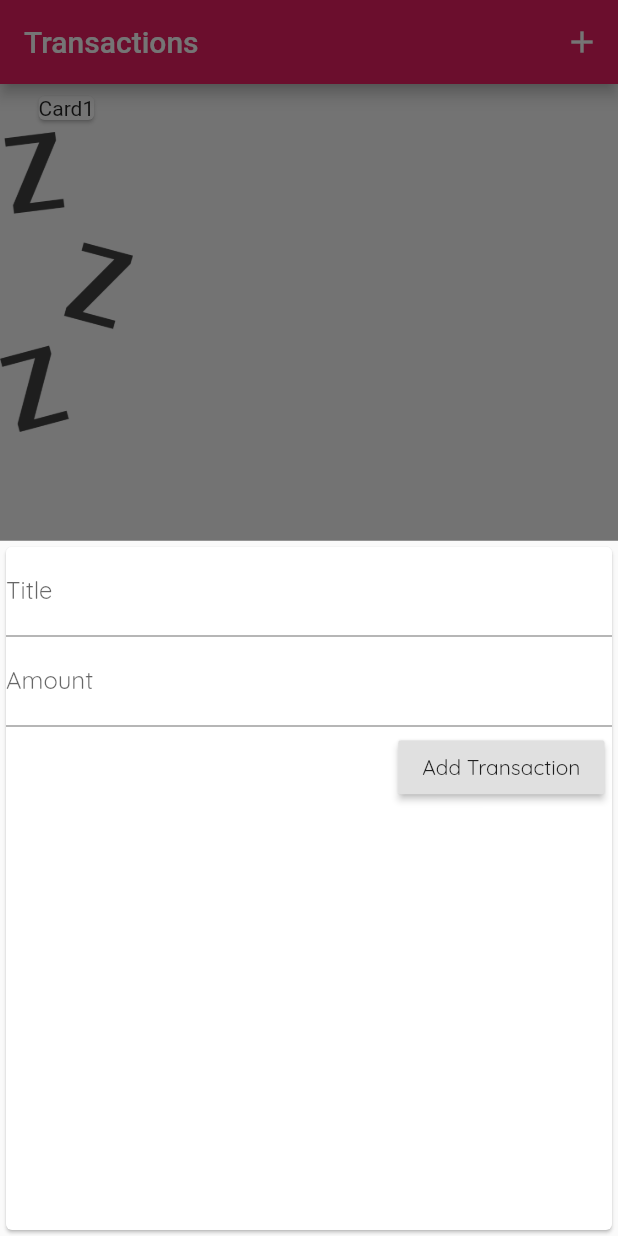
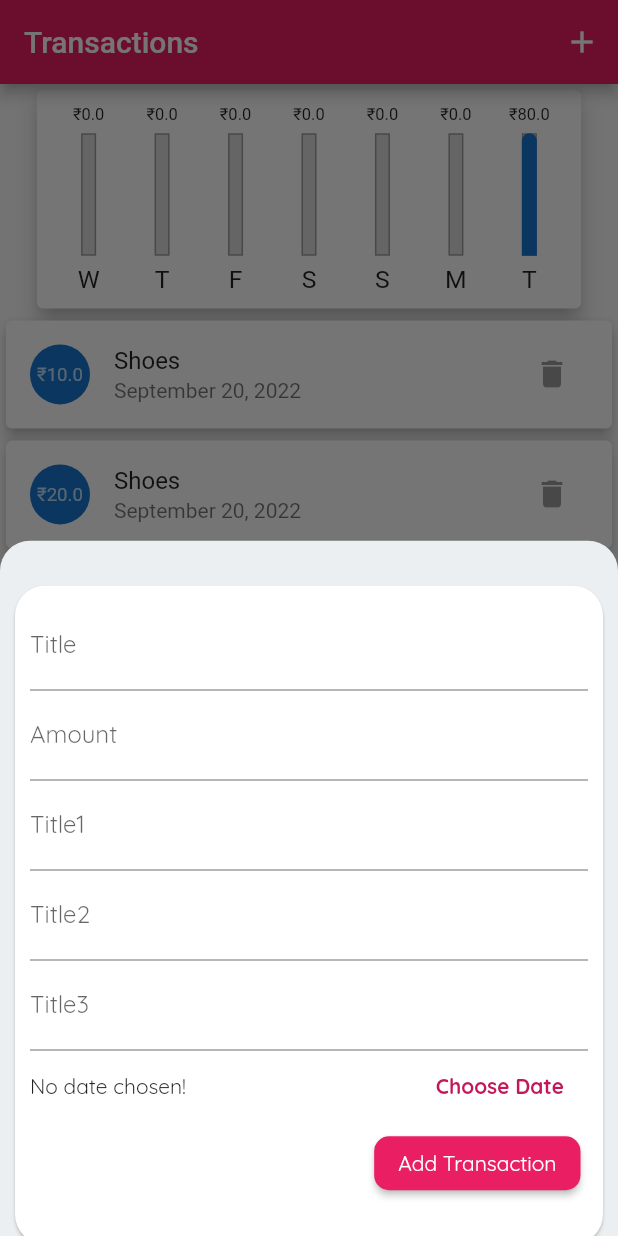
Before and after one commit to rizwanansari630/expense_analyzer, a Flutter app: the screen it shows after launch, after a tap on the "add" icon, on a phone screen of 412 x 824 dp. Run offline on Flutter 3.47's test engine with Material 2 defaults, Android fonts, the phone set to English and light mode, and no system bars.

Commit message:
feat : Use of mediaqury of autolayout

```diff
--- a/lib/main.dart
+++ b/lib/main.dart
@@ -1,16 +1,27 @@
 import 'package:flutter/material.dart';
+import 'package:flutter/services.dart';
+import 'package:flutter_complete_guide/widgets/chart.dart';
 import 'package:flutter_complete_guide/widgets/new_transaction.dart';
+import 'package:intl/intl.dart';
 
 import 'models/transaction_model.dart';
 import 'widgets/transaction_list.dart';
 
 void main() {
+  WidgetsFlutterBinding.ensureInitialized();
+  SystemChrome.setPreferredOrientations(
+      [DeviceOrientation.portraitUp, DeviceOrientation.portraitDown]);
   runApp(MaterialApp(
     title: 'Personal Expenses',
     theme: ThemeData(
       primarySwatch: Colors.pink,
-      accentColor: Colors.green,
+      accentColor: Colors.white,
       fontFamily: 'Quicksand',
+      buttonTheme: ButtonThemeData(
+        buttonColor: Colors.blueAccent,
+        shape: RoundedRectangleBorder(borderRadius: BorderRadius.circular(10)),
+        textTheme: ButtonTextTheme.accent,
+      ),
     ),
     home: Transactions(),
   ));
@@ -23,16 +34,35 @@ class Transactions extends StatefulWidget {
 
 class _TransactionsState extends State<Transactions> {
   final List<Transaction> _transactions = [
-  //   Transaction(id: 't1', amount: 2000, title: 'Shoes', date: DateTime.now()),
-  //   Transaction(id: 't2', amount: 100, title: 'Shirt', date: DateTime.now()),
+    Transaction(id: 't1', amount: 10, title: 'Shoes', date: DateTime.now()),
+    Transaction(id: 't1', amount: 20, title: 'Shoes', date: DateTime.now()),
+    Transaction(
+        id: 't1',
+        amount: 40,
+        title: 'Shoes',
+        date: new DateFormat("yyyy-MM-dd hh:mm:ss")
+            .parse('2022-06-24 15:52:32.733690')),
+    Transaction(
+        id: 't1',
+        amount: 60,
+        title: 'Shoes',
+        date: new DateFormat("yyyy-MM-dd hh:mm:ss")
+            .parse('2022-06-26 15:52:32.733690')),
+    Transaction(
+        id: 't1',
+        amount: 15,
+        title: 'Shoes',
+        date: new DateFormat("yyyy-MM-dd hh:mm:ss")
+            .parse('2022-06-23 15:52:32.733690')),
+    Transaction(id: 't2', amount: 50, title: 'Shirt', date: DateTime.now()),
   ];
 
-  void _addTrxToList(String title, double amount) {
+  void _addTrxToList(String title, double amount, DateTime date) {
     var newTrx = Transaction(
         id: DateTime.now().toString(),
         amount: amount,
         title: title,
-        date: DateTime.now());
+        date: date);
     setState(() {
       _transactions.add(newTrx);
     });
@@ -40,6 +70,9 @@ class _TransactionsState extends State<Transactions> {
 
   void _startAddNewTransaction(BuildContext ctx) {
     showModalBottomSheet(
+        shape: RoundedRectangleBorder(
+            borderRadius: BorderRadius.vertical(top: Radius.circular(20))),
+        backgroundColor: Colors.blueGrey.shade50,
         context: ctx,
         builder: (bCtx) {
           return GestureDetector(
@@ -52,28 +85,39 @@ class _TransactionsState extends State<Transactions> {
 
   @override
   Widget build(BuildContext context) {
+    final isLandscape =
+        MediaQuery.of(context).orientation == Orientation.landscape;
+    print(isLandscape.toString());
+    final appBar = AppBar(
+      backgroundColor: Theme.of(context).primaryColor,
+      title: const Text('Transactions'),
+      actions: [
+        IconButton(
+            onPressed: () => _startAddNewTransaction(context),
+            icon: Icon(Icons.add))
+      ],
+    );
     return MaterialApp(
       home: Scaffold(
-        appBar: AppBar(
-          backgroundColor: Theme.of(context).primaryColor,
-          title: const Text('Transactions'),
-          actions: [
-            IconButton(
-                onPressed: () => _startAddNewTransaction(context),
-                icon: Icon(Icons.add))
-          ],
-        ),
+        appBar: appBar,
         body: SingleChildScrollView(
           child: Column(
             children: [
               Container(
-                margin: EdgeInsets.all(2),
-                padding: EdgeInsets.all(2),
-                child: Card(
-                  child: Text('Card1'),
-                ),
+                height: (MediaQuery.of(context).size.height -
+                        appBar.preferredSize.height -
+                        MediaQuery.of(context).padding.top) *
+                    0.2,
+                width: MediaQuery.of(context).size.width * 0.9,
+                child: ExpenseChart(_transactions),
               ),
-              TransactionList(transactionList: _transactions),
+              Container(
+                height: (MediaQuery.of(context).size.height -
+                        appBar.preferredSize.height -
+                        MediaQuery.of(context).padding.top) *
+                    0.8,
+                child: TransactionList(transactionList: _transactions),
+              )
             ],
           ),
         ),
--- /dev/null
+++ b/lib/models/recent_transactions_model.dart
@@ -0,0 +1,7 @@
+class RecentTransactions {
+  var day;
+  var sumOfDay;
+  var AvgOfDay;
+
+  RecentTransactions({this.day, this.sumOfDay, this.AvgOfDay});
+}
--- /dev/null
+++ b/lib/widgets/chart.dart
@@ -0,0 +1,70 @@
+import 'package:flutter/cupertino.dart';
+import 'package:flutter/material.dart';
+import 'package:intl/intl.dart';
+
+import '../models/recent_transactions_model.dart';
+import '../models/transaction_model.dart';
+import 'chart_bar.dart';
+
+class ExpenseChart extends StatelessWidget {
+  final List<Transaction> recentTransactions;
+  double totalSpending = 0;
+
+  ExpenseChart(this.recentTransactions);
+
+  List<RecentTransactions> get groupedTransactionValues {
+    return List.generate(
+      7,
+      (index) {
+        final weekDay = DateTime.now().subtract(Duration(days: index));
+        print(DateTime.now());
+        double totalSum = 0;
+        for (var i = 0; i < recentTransactions.length; i++) {
+          totalSpending += recentTransactions[i].amount;
+          if (recentTransactions[i].date.day == weekDay.day &&
+              recentTransactions[i].date.month == weekDay.month &&
+              recentTransactions[i].date.year == weekDay.year) {
+            totalSum += recentTransactions[i].amount;
+          }
+        }
+        return RecentTransactions(
+            day: DateFormat.E().format(weekDay).substring(0, 1),
+            sumOfDay: totalSum,
+            AvgOfDay: 0);
+      },
+    ).reversed.toList();
+  }
+
+  double get maxSpending {
+    return groupedTransactionValues.fold(0.0, (sum, item) {
+      return sum += item.sumOfDay;
+    });
+  }
+
+  @override
+  Widget build(BuildContext context) {
+    for (var i = 0; i < groupedTransactionValues.length; i++) {
+      print(
+        "Day : ${groupedTransactionValues[i].day}, Sum : ${groupedTransactionValues[i].sumOfDay}, AvgOfDay : ${groupedTransactionValues[i].AvgOfDay}",
+      );
+    }
+    return Card(
+      elevation: 6,
+      child: Padding(
+        padding: const EdgeInsets.all(10.0),
+        child: Row(
+          mainAxisAlignment: MainAxisAlignment.spaceAround,
+          children: groupedTransactionValues.map((rTx) {
+            return Flexible(
+                fit: FlexFit.tight,
+                child: ChartBar(
+                  rTx.sumOfDay.toString(),
+                  rTx.day,
+                  (rTx.sumOfDay as double) / maxSpending,
+                ));
+          }).toList(),
+        ),
+      ),
+    );
+  }
+}
--- /dev/null
+++ b/lib/widgets/chart_bar.dart
@@ -0,0 +1,65 @@
+import 'package:flutter/cupertino.dart';
+import 'package:flutter/material.dart';
+
+class ChartBar extends StatelessWidget {
+  final String amount;
+  final String day;
+  final double avgOfWeek;
+
+  ChartBar(this.amount, this.day, this.avgOfWeek);
+
+  @override
+  Widget build(BuildContext context) {
+    return LayoutBuilder(
+      builder: ((context, constraints) {
+        return Column(
+          children: [
+            Container(
+              height: constraints.maxHeight * 0.1,
+              child: FittedBox(
+                child: Text('₹$amount'),
+                fit: FittedBox().fit,
+              ),
+            ),
+            SizedBox(
+              height: constraints.maxHeight * 0.05,
+            ),
+            Container(
+              height: constraints.maxHeight * 0.65,
+              width: 10,
+              child: Stack(
+                alignment: AlignmentDirectional.bottomEnd,
+                children: [
+                  Container(
+                    decoration: BoxDecoration(
+                      border: Border.all(color: Colors.grey, width: 1.0),
+                      color: Color.fromRGBO(220, 220, 220, 1),
+                    ),
+                  ),
+                  FractionallySizedBox(
+                    heightFactor: avgOfWeek,
+                    child: Container(
+                      decoration: BoxDecoration(
+                        color: Theme.of(context).primaryColorDark,
+                        borderRadius: BorderRadius.only(
+                            topLeft: Radius.circular(15),
+                            topRight: Radius.circular(15)),
+                      ),
+                    ),
+                  ),
+                ],
+              ),
+            ),
+            SizedBox(
+              height: constraints.maxHeight * 0.05,
+            ),
+            Container(
+              height: constraints.maxHeight * 0.15,
+              child: FittedBox(child: Text(day)),
+            ),
+          ],
+        );
+      }),
+    );
+  }
+}
--- a/lib/widgets/new_transaction.dart
+++ b/lib/widgets/new_transaction.dart
@@ -1,4 +1,5 @@
 import 'package:flutter/material.dart';
+import 'package:intl/intl.dart';
 
 class NewTransaction extends StatefulWidget {
   final Function newTrx;
@@ -11,53 +12,113 @@ class NewTransaction extends StatefulWidget {
 
 class _NewTransactionState extends State<NewTransaction> {
   final titleController = TextEditingController();
+  final amountController = TextEditingController();
+  DateTime _selectedDate;
 
-  final amountController = TextEditingController();
-
-  void submitData() {
+  void _submitData() {
     final title = titleController.text;
     final amount = amountController.text;
 
-    if(title.isEmpty || amount.isEmpty || double.parse(amount) <= 0){
+    if (title.isEmpty ||
+        amount.isEmpty ||
+        double.parse(amount) <= 0 ||
+        _selectedDate == null) {
       return;
     }
-    widget.newTrx(
-      titleController.text,
-      double.parse(amountController.text),
-    );
+    widget.newTrx(titleController.text, double.parse(amountController.text),
+        _selectedDate);
 
     Navigator.of(context).pop();
   }
 
+  void _showDatePicker() {
+    showDatePicker(
+            context: context,
+            initialDate: DateTime.now(),
+            firstDate: DateTime.now().subtract(Duration(days: 42)),
+            lastDate: DateTime.now())
+        .then((selectedDate) {
+      if (selectedDate == null) {
+        return;
+      }
+      setState(() {
+        _selectedDate = selectedDate;
+      });
+    });
+  }
+
   @override
   Widget build(BuildContext context) {
-    return Card(
+    return SingleChildScrollView(
+      padding: EdgeInsets.all(10),
+      child: Card(
+        shape: RoundedRectangleBorder(
+            borderRadius: BorderRadius.vertical(
+                top: Radius.circular(20.0), bottom: Radius.circular(20.0))),
+        margin: EdgeInsets.only(top: 20),
+        child: Container(
+          padding: EdgeInsets.only(
+              top: 10,
+              right: 10,
+              left: 10,
+              bottom: MediaQuery.of(context).viewInsets.bottom + 30),
           child: Column(
             crossAxisAlignment: CrossAxisAlignment.end,
             children: [
               TextField(
                 decoration: InputDecoration(labelText: 'Title'),
                 controller: titleController,
-            onSubmitted: (_) => submitData(),
+                onSubmitted: (_) => _submitData(),
               ),
               TextField(
                 decoration: InputDecoration(labelText: 'Amount'),
                 controller: amountController,
-            onSubmitted: (_) => submitData(),
+                onSubmitted: (_) => _submitData(),
                 keyboardType: TextInputType.number,
+              ),
+              TextField(
+                decoration: InputDecoration(labelText: 'Title1'),
+                controller: titleController,
+                onSubmitted: (_) => _submitData(),
+              ),
+              TextField(
+                decoration: InputDecoration(labelText: 'Title2'),
+                controller: titleController,
+                onSubmitted: (_) => _submitData(),
+              ),
+              TextField(
+                decoration: InputDecoration(labelText: 'Title3'),
+                controller: titleController,
+                onSubmitted: (_) => _submitData(),
+              ),
+              Row(
+                children: [
+                  Expanded(
+                    child: Text(_selectedDate == null
+                        ? 'No date chosen!'
+                        : 'Selected Date : ${DateFormat.yMMMd().format(_selectedDate)}'),
+                  ),
+                  FlatButton(
+                    textColor: Theme.of(context).primaryColorDark,
+                    onPressed: _showDatePicker,
+                    child: Text('Choose Date',
+                        style: TextStyle(fontWeight: FontWeight.bold)),
+                  )
+                ],
               ),
               Container(
                 padding: EdgeInsets.fromLTRB(0, 3, 5, 0),
                 child: RaisedButton(
+                    color: Theme.of(context).primaryColor,
                     child: Text('Add Transaction'),
                     onPressed: () {
-                  submitData();
-                  print(titleController.text);
-                  print(amountController.text);
+                      _submitData();
                     }),
               )
             ],
           ),
+        ),
+      ),
     );
   }
 }
--- a/lib/widgets/transaction_list.dart
+++ b/lib/widgets/transaction_list.dart
@@ -10,9 +10,7 @@ class TransactionList extends StatelessWidget {
 
   @override
   Widget build(BuildContext context) {
-    return Container(
-      height: 300,
-      child: transactionList.isEmpty
+    return transactionList.isEmpty
         ? Column(
             children: [
               SizedBox(
@@ -24,45 +22,72 @@ class TransactionList extends StatelessWidget {
         : ListView.builder(
             itemBuilder: (BuildContext context, int index) {
               return Card(
-                  child: Row(
-                    children: [
-                      Container(
-                        margin: EdgeInsets.all(10),
-                        decoration: BoxDecoration(
-                          border: Border.all(
-                              color: Theme.of(context).primaryColor,
-                              width: 1,
-                              style: BorderStyle.solid),
+                elevation: 4,
+                child: ListTile(
+                  leading: CircleAvatar(
+                    backgroundColor: Theme.of(context).primaryColorDark,
+                    child: FittedBox(
+                        child: Padding(
+                      padding: const EdgeInsets.symmetric(
+                          vertical: 5, horizontal: 6),
+                      child: Text('₹${transactionList[index].amount}'),
+                    )),
                   ),
-                        child: Text(
-                          '\$${transactionList[index].amount.toStringAsFixed(2)}',
-                          style: TextStyle(
-                              color: Theme.of(context).primaryColorDark,
-                              fontWeight: FontWeight.bold,
-                              fontSize: 14),
+                  title: Text('${transactionList[index].title}'),
+                  subtitle: Text(
+                      DateFormat.yMMMMd().format(transactionList[index].date)),
+                  trailing: MediaQuery.of(context).size.width > 460
+                      ? FlatButton.icon(
+                          icon: Icon(Icons.delete),
+                          textColor: Colors.red.shade700,
+                          label: Text('Delete'),
+                        )
+                      : IconButton(
+                          icon: Icon(Icons.delete),
+                          color: Colors.red,
                         ),
-                        padding: EdgeInsets.all(5),
+                  onTap: () {
+                    print(transactionList[index].amount);
+                  },
                 ),
-                      Column(
-                        crossAxisAlignment: CrossAxisAlignment.start,
-                        children: [
-                          Text(
-                            transactionList[index].title,
-                            style: Theme.of(context).textTheme.headline6,
-                          ),
-                          Text(
-                            DateFormat.yMMMd()
-                                .format(transactionList[index].date),
-                            style: TextStyle(color: Colors.grey),
-                          ),
-                        ],
-                      )
-                    ],
-                  ),
+                // child: Row(
+                //   children: [
+                //     Container(
+                //       margin: EdgeInsets.all(10),
+                //       decoration: BoxDecoration(
+                //         border: Border.all(
+                //             color: Theme.of(context).primaryColor,
+                //             width: 1,
+                //             style: BorderStyle.solid),
+                //       ),
+                //       child: Text(
+                //         '\₹${transactionList[index].amount.toStringAsFixed(2)}',
+                //         style: TextStyle(
+                //             color: Theme.of(context).primaryColorDark,
+                //             fontWeight: FontWeight.bold,
+                //             fontSize: 14),
+                //       ),
+                //       padding: EdgeInsets.all(5),
+                //     ),
+                //     Column(
+                //       crossAxisAlignment: CrossAxisAlignment.start,
+                //       children: [
+                //         Text(
+                //           transactionList[index].title,
+                //           style: Theme.of(context).textTheme.headline6,
+                //         ),
+                //         Text(
+                //           DateFormat.yMMMd()
+                //               .format(transactionList[index].date),
+                //           style: TextStyle(color: Colors.grey),
+                //         ),
+                //       ],
+                //     )
+                //   ],
+                // ),
               );
             },
             itemCount: transactionList.length,
-            ),
           );
   }
 }
```
Also changed, not shown: lib/models/transaction_model.dart (+6 -2 lines). Lines whose indentation alone changed are shown as unchanged.
